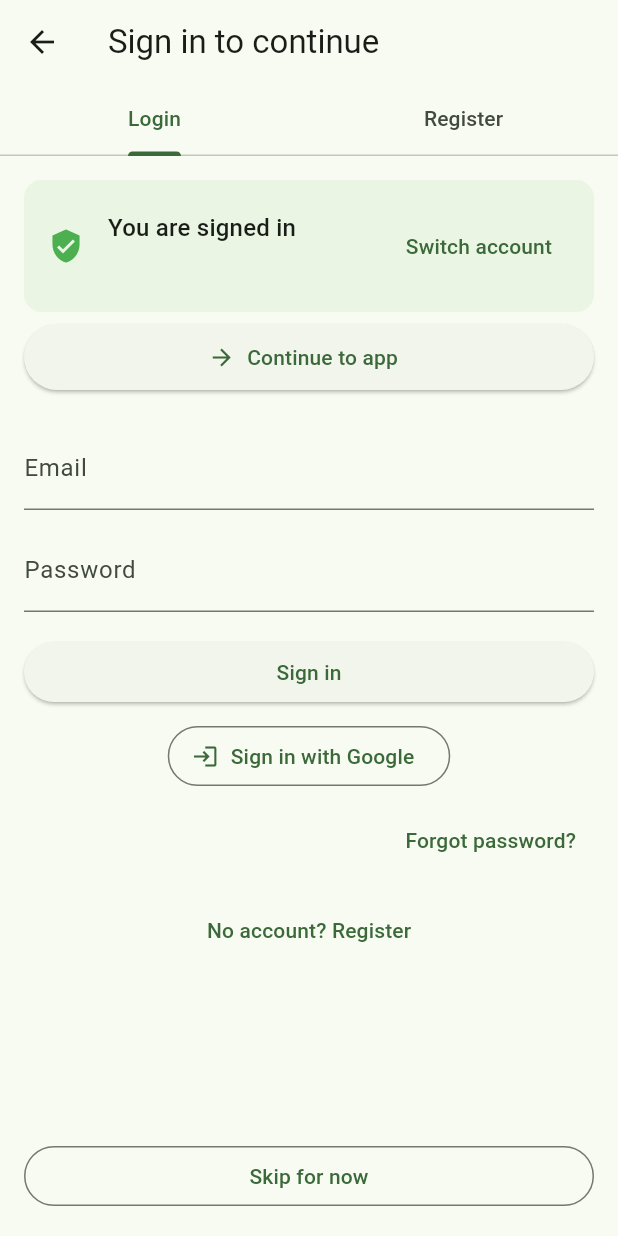
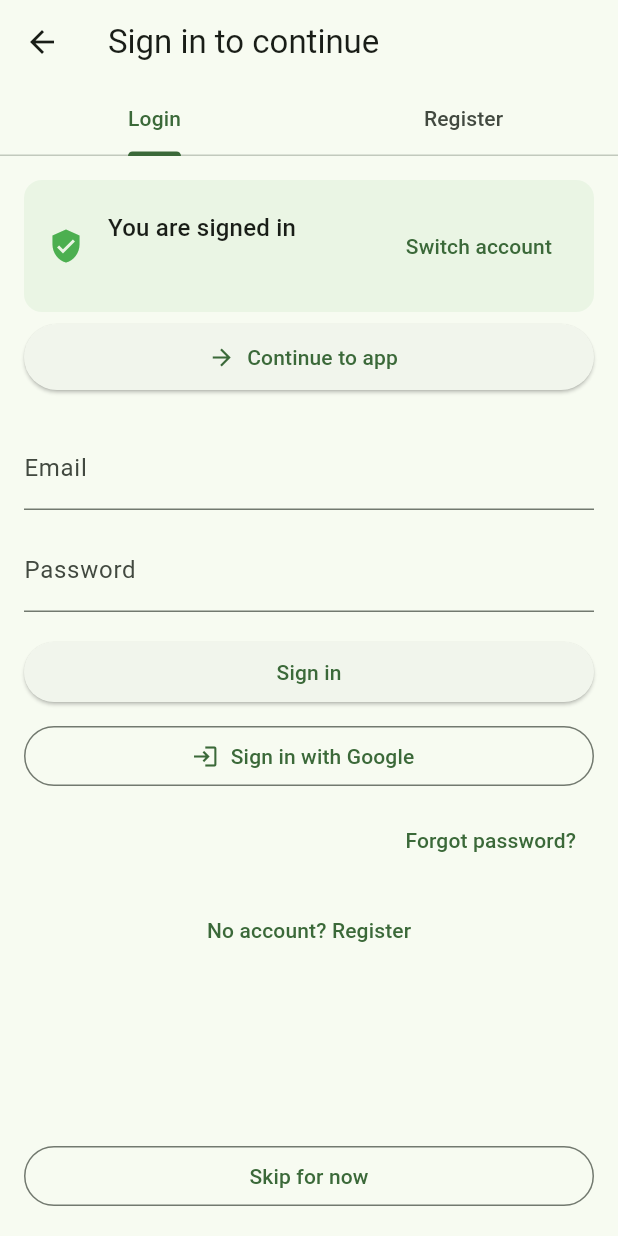
Before and after one commit to Ramslon/My-CommonTable-AI-Mobile-App, a Flutter app: the AuthScreen screen opened by its route, on a phone screen of 412 x 824 dp. Run offline on Flutter 3.47's test engine with Material 3 defaults, Android fonts, the phone set to English and light mode, and no system bars; our stand-ins replace cloud_firestore, connectivity_plus, firebase_auth, firebase_core, firebase_database, firebase_messaging and 17 more; accounts and stored records are empty; network calls fail.

Commit message:
auth: fix bottom overflow by making Login/Register forms scroll with keyboard insets

```diff
--- a/lib/presentation/screens/auth_screen.dart
+++ b/lib/presentation/screens/auth_screen.dart
@@ -181,9 +181,11 @@ class _LoginFormState extends State<LoginForm> {
 
   @override
   Widget build(BuildContext context) {
-    return Padding(
-      padding: const EdgeInsets.all(16.0),
+    final bottomInset = MediaQuery.of(context).viewInsets.bottom;
+    return SingleChildScrollView(
+      padding: EdgeInsets.fromLTRB(16, 16, 16, 16 + bottomInset),
       child: Column(
+        crossAxisAlignment: CrossAxisAlignment.stretch,
         children: [
           TextField(
             controller: _emailCtrl,
@@ -262,9 +264,11 @@ class _RegisterFormState extends State<RegisterForm> {
 
   @override
   Widget build(BuildContext context) {
-    return Padding(
-      padding: const EdgeInsets.all(16.0),
+    final bottomInset = MediaQuery.of(context).viewInsets.bottom;
+    return SingleChildScrollView(
+      padding: EdgeInsets.fromLTRB(16, 16, 16, 16 + bottomInset),
       child: Column(
+        crossAxisAlignment: CrossAxisAlignment.stretch,
         children: [
           TextField(
             controller: _emailCtrl,
```
